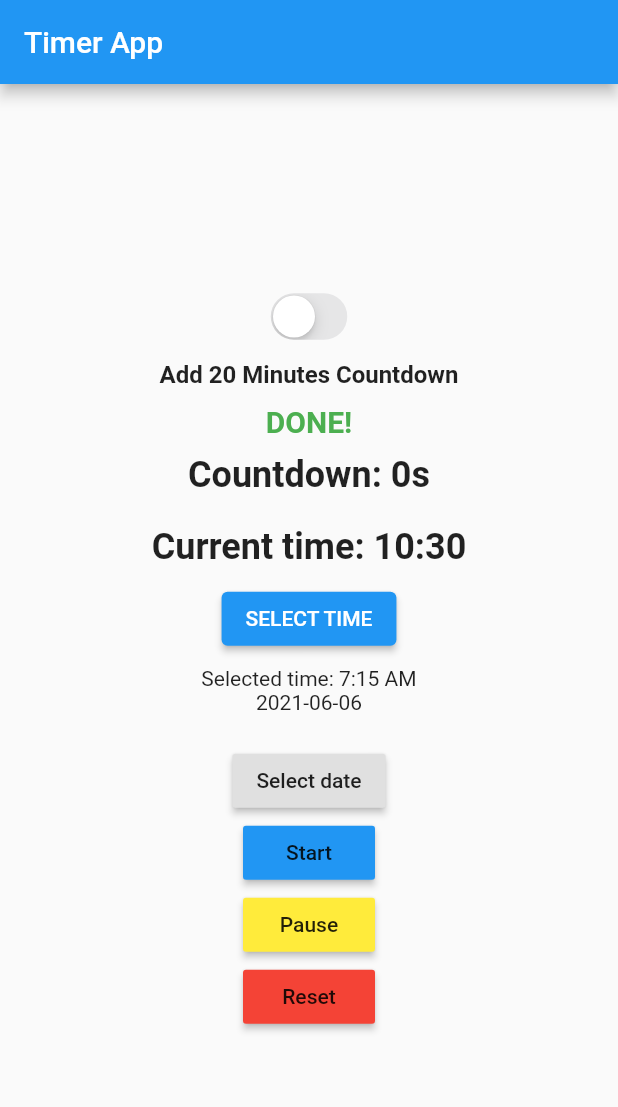
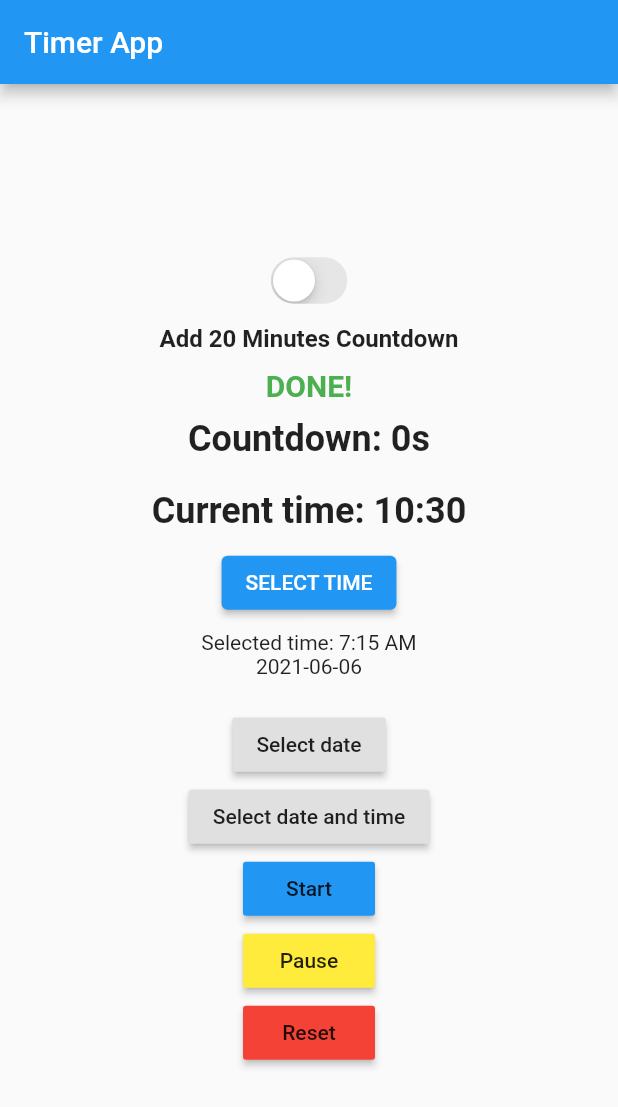
Before and after one commit to ravikesh4/countdown, a Flutter app: the screen it shows after launch, on a phone screen of 412 x 824 dp. Shown: the top 1107 px of the screen. Run offline on Flutter 3.47's test engine with Material 2 defaults, Android fonts, the phone set to English and light mode, and no system bars; our stand-ins replace flutter_datetime_picker.

Commit message:
date-time-picker

```diff
--- a/lib/home_page.dart
+++ b/lib/home_page.dart
@@ -2,6 +2,7 @@ import 'dart:async';
 
 import 'package:flutter/cupertino.dart';
 import 'package:flutter/material.dart';
+import 'package:flutter_datetime_picker/flutter_datetime_picker.dart';
 import 'package:intl/intl.dart';
 
 class MyHomePage extends StatefulWidget {
@@ -25,6 +26,7 @@ class _MyHomePageState extends State<MyHomePage> {
       });
     });
   }
+
   void _startTimer() {
     _counter = _counter;
     if (_timer != null) {
@@ -51,7 +53,6 @@ class _MyHomePageState extends State<MyHomePage> {
     });
   }
 
-
   DateTime selectedDate = DateTime.now();
   var differenceInDays = 0;
   String formattedDate = DateFormat('kk:mm:ss').format(DateTime.now());
@@ -66,9 +67,7 @@ class _MyHomePageState extends State<MyHomePage> {
     if (picked != null && picked != selectedDate)
       setState(() {
         selectedDate = picked;
-        _counter = selectedDate
-            .difference(dateTimeNow)
-            .inSeconds;
+        _counter = selectedDate.difference(dateTimeNow).inSeconds;
       });
   }
 
@@ -97,7 +96,8 @@ class _MyHomePageState extends State<MyHomePage> {
   }
 
   TimeOfDay _time = TimeOfDay(hour: 7, minute: 15);
-  DateTime selectedTime = DateTime(DateTime.now().year, DateTime.now().month, DateTime.now().day);
+  DateTime selectedTime =
+      DateTime(DateTime.now().year, DateTime.now().month, DateTime.now().day);
 
   void _selectTime() async {
     final TimeOfDay newTime = await showTimePicker(
@@ -115,7 +115,8 @@ class _MyHomePageState extends State<MyHomePage> {
       });
     }
   }
-  bool _switchValue=false;
+
+  bool _switchValue = false;
 
   @override
   Widget build(BuildContext context) {
@@ -132,15 +133,15 @@ class _MyHomePageState extends State<MyHomePage> {
               onChanged: (value) {
                 setState(() {
                   _switchValue = value;
-                  if(_switchValue == true) {
-                    _counter = DateTime.now().add(Duration(minutes: 20))
+                  if (_switchValue == true) {
+                    _counter = DateTime.now()
+                        .add(Duration(minutes: 20))
                         .difference(DateTime.now())
                         .inSeconds;
                     _startTimer();
                   } else {
                     _counter = 0;
                   }
-
                 });
               },
             ),
@@ -154,10 +155,6 @@ class _MyHomePageState extends State<MyHomePage> {
                 ),
               ),
             ),
-
-
-
-
             (_counter > 0)
                 ? Text("")
                 : Text(
@@ -188,7 +185,6 @@ class _MyHomePageState extends State<MyHomePage> {
                 ),
               ),
             ),
-
             ElevatedButton(
               onPressed: _selectTime,
               child: Text('SELECT TIME'),
@@ -205,10 +201,25 @@ class _MyHomePageState extends State<MyHomePage> {
               onPressed: () => _selectDate(context),
               child: Text('Select date'),
             ),
-
+            RaisedButton(
+              onPressed: () {
+                DatePicker.showDateTimePicker(context, showTitleActions: true,
+                onChanged: (date) {
+                print('change $date in time zone ' +
+                date.timeZoneOffset.inHours.toString());
+                }, onConfirm: (date) {
+                print('confirm $date');
+                },
+                currentTime: DateTime.now(),
+                locale: LocaleType.en);
+              },
+              child: Text('Select date and time'),
+            ),
             RaisedButton(
               onPressed: () => _startTimer(),
-              child: Text("Start",),
+              child: Text(
+                "Start",
+              ),
               color: Colors.blue,
             ),
             RaisedButton(
```
Lines whose indentation alone changed are shown as unchanged.
